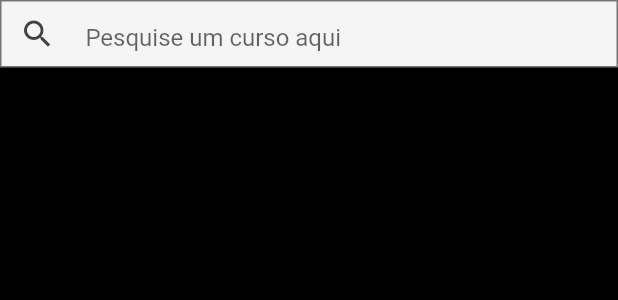
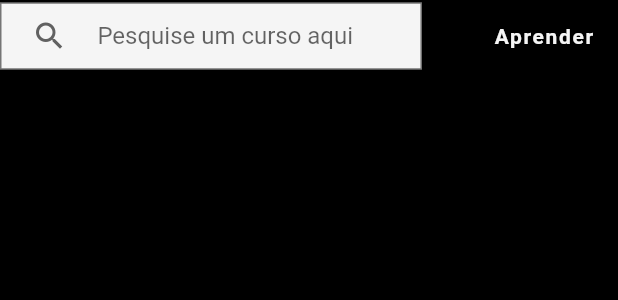
Before and after one commit to felipecastrosales/fludemy, a Flutter app: the WebAppBarResponsiveContent widget shown alone on an empty page, opened directly, on a phone screen of 412 x 824 dp. Shown: the top 300 px of the screen. Run offline on Flutter 3.47's test engine with Material 2 defaults, Android fonts, the phone set to English and light mode, and no system bars.

Commit message:
Finishing the AppBar

```diff
--- /dev/null
+++ b/lib/breakpoints.dart
@@ -0,0 +1 @@
+const mobileBreakpoint = 700;
--- a/lib/pages/home/home_page.dart
+++ b/lib/pages/home/home_page.dart
@@ -1,5 +1,6 @@
 import 'package:flutter/material.dart';
 
+import '../../breakpoints.dart';
 import 'widgets/appbar/mobile_app_bar.dart';
 import 'widgets/appbar/web_app_bar.dart';
 
@@ -9,14 +10,14 @@ class HomePage extends StatelessWidget {
     return LayoutBuilder(
       builder: (context, constraints) {
         return Scaffold(
-          appBar: constraints.maxWidth < 700
+          appBar: constraints.maxWidth < mobileBreakpoint
             ? PreferredSize(
                 child: MobileAppBar(),
                 preferredSize: Size(double.infinity, 56))
             : PreferredSize(
                 child: WebAppBar(),
                 preferredSize: Size(double.infinity, 80)),
-          drawer: Drawer(),
+          drawer: constraints.maxWidth < mobileBreakpoint ? Drawer() : null,
         );
       },
     );
--- a/lib/pages/home/widgets/appbar/mobile_app_bar.dart
+++ b/lib/pages/home/widgets/appbar/mobile_app_bar.dart
@@ -4,7 +4,7 @@ class MobileAppBar extends StatelessWidget {
   @override
   Widget build(BuildContext context) {
     return AppBar(
-      title: FlutterLogo(),
+      title: FlutterLogo(size: 50),
       centerTitle: true,
       backgroundColor: Colors.black,
       actions: [
--- a/lib/pages/home/widgets/appbar/web_app_bar.dart
+++ b/lib/pages/home/widgets/appbar/web_app_bar.dart
@@ -12,7 +12,7 @@ class WebAppBar extends StatelessWidget {
         children: [
           FlutterLogo(size: 40),
           Text(
-            'Fluttermy',
+            'FLUdemy',
             style: TextStyle(fontWeight: FontWeight.w800),
           ),
           const SizedBox(width: 24),
--- a/lib/pages/home/widgets/appbar/web_app_bar_responsive_content.dart
+++ b/lib/pages/home/widgets/appbar/web_app_bar_responsive_content.dart
@@ -19,8 +19,9 @@ class WebAppBarResponsiveContent extends StatelessWidget {
                   ),
                   child: Row(
                     children: [
+                      const SizedBox(width: 8),
                       IconButton(
-                        icon: Icon(Icons.search, color: Colors.grey[800]),
+                        icon: Icon(Icons.search, color: Colors.grey[700]),
                         onPressed: () {}
                       ),
                       Expanded(
@@ -28,6 +29,7 @@ class WebAppBarResponsiveContent extends StatelessWidget {
                           decoration: InputDecoration(
                             border: InputBorder.none,
                             hintText: '  Pesquise um curso aqui  ',
+                            isCollapsed: true,
                           ),
                         ),
                       ),
@@ -35,6 +37,34 @@ class WebAppBarResponsiveContent extends StatelessWidget {
                   ),
                 ),
               ),
+              if (constraints.maxWidth >= 315) ...[
+                const SizedBox(width: 32),
+                FlatButton(
+                  onPressed: () {},
+                  child: Text(
+                    'Aprender',
+                    style: TextStyle(
+                      fontWeight: FontWeight.w600,
+                      color: Colors.grey[100],
+                      letterSpacing: 1.1,
+                    ),
+                  ),
+                ),
+              ],
+              if (constraints.maxWidth >= 500) ...[
+                const SizedBox(width: 8),
+                FlatButton(
+                  onPressed: () {},
+                  child: Text(
+                    'Flutter',
+                    style: TextStyle(
+                      fontWeight: FontWeight.w600,
+                      color: Colors.grey[100],
+                      letterSpacing: 1.1,
+                    ),
+                  ),
+                ),
+              ],
             ],
           );
         },
```
